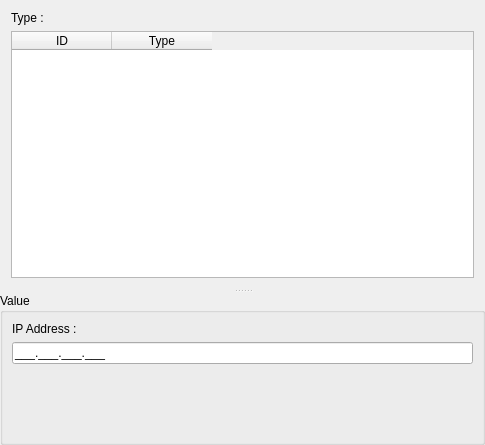
Old version of the form src/optioneditor.ui in the repository moonpyk/dyprosium.
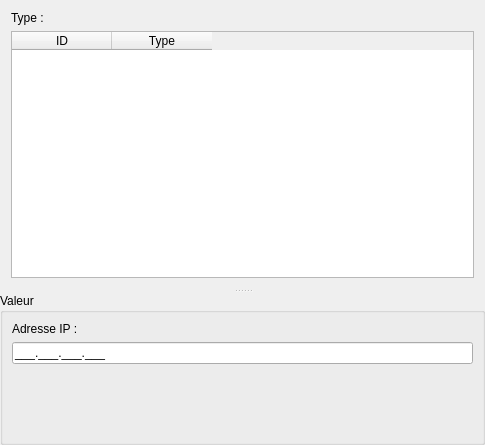
New version of the form. The open tabs and pages were chosen to show the change. Custom widgets are drawn as their Qt base class.

What changed in the file:
```diff
--- a/src/optioneditor.ui
+++ b/src/optioneditor.ui
@@ -84,7 +84,7 @@
        </sizepolicy>
       </property>
       <property name="title" >
-       <string>Value</string>
+       <string>Valeur</string>
       </property>
       <layout class="QHBoxLayout" >
        <property name="spacing" >
@@ -163,7 +163,7 @@
            <item>
             <widget class="QLabel" name="lblAddress" >
              <property name="text" >
-              <string>IP Address :</string>
+              <string>Adresse IP :</string>
              </property>
             </widget>
            </item>
```
Left out of the diff: 4 changed lines with no effect on the pictures.
